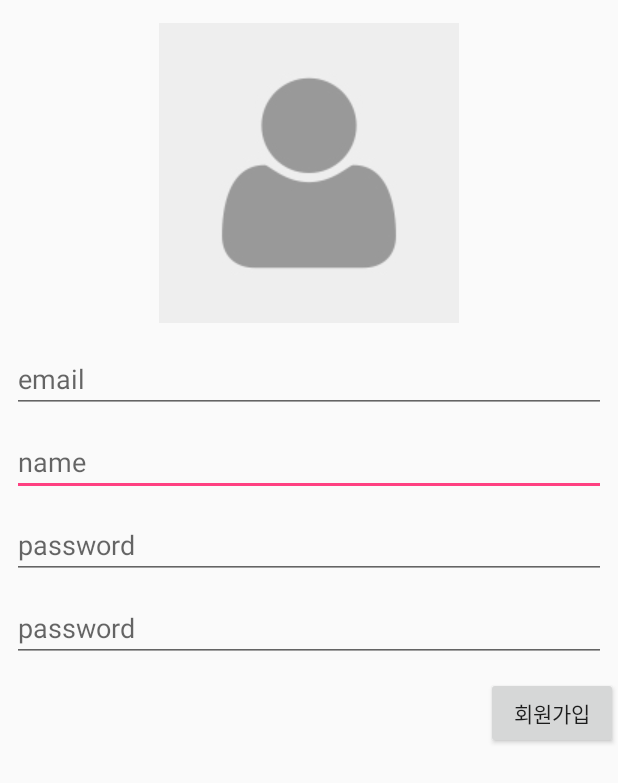
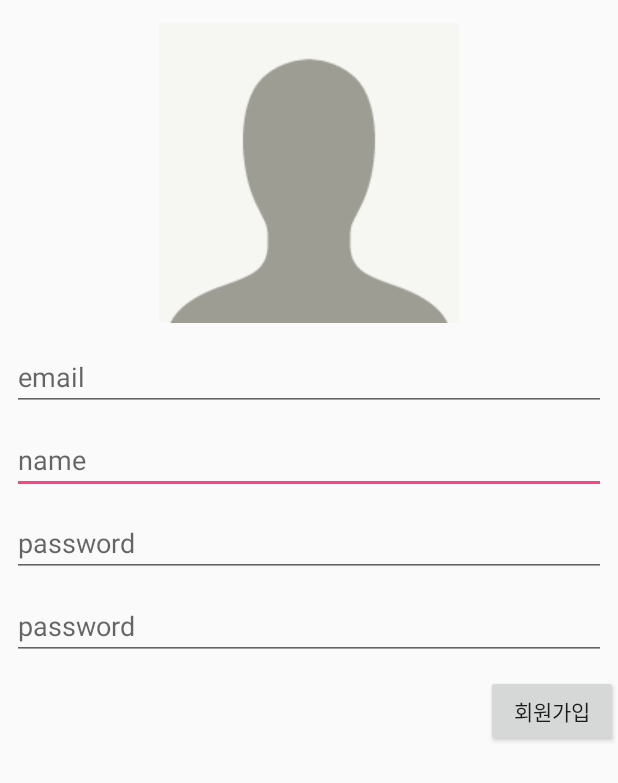
Before and after one commit to fjvbn2003/Time_Travel2, an Android app: the layout activity_create_account.xml on its own in the app's theme, with its tools: preview values and no code run, on a phone screen of 412 x 824 dp. Shown: the top 783 px of the screen. Run offline under Robolectric (Android 15) with nearby library versions, the phone set to English and light mode, and no system bars.

Commit message:
회원가입 창 image cropper 적용

```diff
--- a/app/build.gradle
+++ b/app/build.gradle
@@ -39,6 +39,7 @@ dependencies {
     implementation 'com.google.android.gms:play-services:11.6.0'
     implementation 'com.android.support:cardview-v7:26.1.0'
     compile 'com.squareup.picasso:picasso:2.5.2'
+    compile 'com.theartofdev.edmodo:android-image-cropper:2.6.+'
 }
 
 
--- a/app/src/main/AndroidManifest.xml
+++ b/app/src/main/AndroidManifest.xml
@@ -8,6 +8,8 @@
          location permissions for the 'MyLocation' functionality.
     -->
     <uses-permission android:name="android.permission.ACCESS_FINE_LOCATION" />
+    <uses-permission android:name="android.permission.READ_EXTERNAL_STORAGE"/>
+    <uses-permission android:name="android.permission.WRITE_EXTERNAL_STORAGE"/>
 
     <application
         android:allowBackup="true"
@@ -42,6 +44,8 @@
 
         <activity android:name=".AddPostActivity" />
         <activity android:name=".CreateAccountActivity"></activity>
+        <activity android:name="com.theartofdev.edmodo.cropper.CropImageActivity"
+            android:theme="@style/Base.Theme.AppCompat"/>
     </application>
 
 </manifest>
--- a/app/src/main/res/layout/activity_create_account.xml
+++ b/app/src/main/res/layout/activity_create_account.xml
@@ -30,7 +30,7 @@
         android:layout_height="43dp"
         android:layout_marginEnd="8dp"
         android:layout_marginStart="8dp"
-        android:layout_marginTop="232dp"
+        android:layout_marginTop="15dp"
         android:ems="10"
         android:hint="email"
         android:inputType="textEmailAddress"
@@ -39,7 +39,7 @@
         app:layout_constraintLeft_toLeftOf="parent"
         app:layout_constraintRight_toRightOf="parent"
         app:layout_constraintStart_toStartOf="parent"
-        app:layout_constraintTop_toTopOf="parent" />
+        app:layout_constraintTop_toBottomOf="@+id/imageButton_Create" />
 
     <EditText
         android:id="@+id/password_create"
@@ -91,6 +91,7 @@
         android:layout_height="200dp"
         android:layout_marginTop="15dp"
         android:src="@drawable/default_image"
+
         app:layout_constraintEnd_toEndOf="parent"
         app:layout_constraintLeft_toLeftOf="parent"
         app:layout_constraintRight_toRightOf="parent"
```
Also changed, not shown: app/src/main/java/tabbedactivitytest/mobilesw/kau/time_travel2/CreateAccountActivity.kt (+20 -4 lines), app/src/main/res/drawable/default_image.jpeg (deleted), app/src/main/res/drawable/default_image.png (added).
